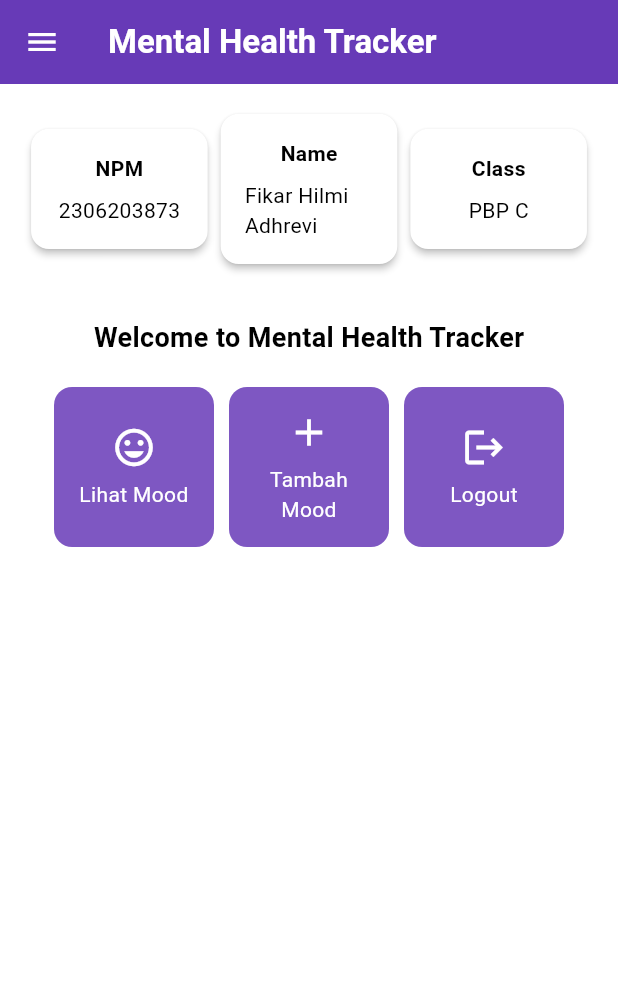
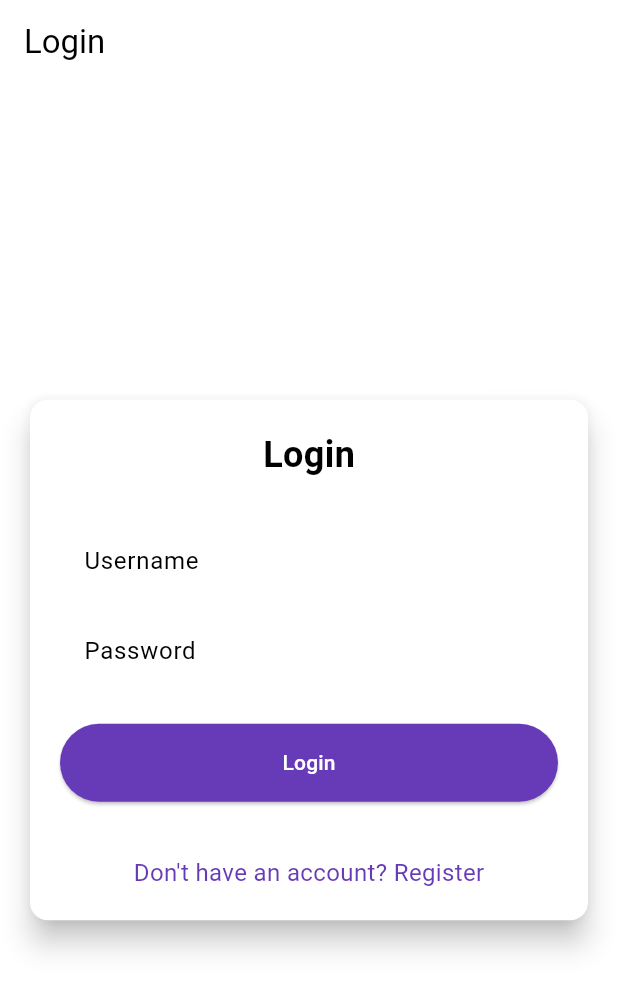
Before and after one commit to fikaradrv/mental-health-tracker-mobile, a Flutter app: the screen it shows after launch, on a phone screen of 412 x 824 dp. Shown: the top 991 px of the screen. Run offline on Flutter 3.47's test engine with Material 3 defaults, Android fonts, the phone set to English and light mode, and no system bars; missing offline and left inert: pbp_django_auth.

Commit message:
tutorial 8 selesai

```diff
--- a/lib/main.dart
+++ b/lib/main.dart
@@ -1,5 +1,7 @@
 import 'package:flutter/material.dart';
-import 'package:mental_health_tracker/screens/menu.dart';
+import 'package:mental_health_tracker/screens/login.dart';
+import 'package:pbp_django_auth/pbp_django_auth.dart';
+import 'package:provider/provider.dart';
 
 void main() {
   runApp(const MyApp());
@@ -8,31 +10,23 @@ void main() {
 class MyApp extends StatelessWidget {
   const MyApp({super.key});
 
-  // This widget is the root of your application.
   @override
   Widget build(BuildContext context) {
-    return MaterialApp(
-      title: 'Flutter Demo',
-      theme: ThemeData(
-        // This is the theme of your application.
-        //
-        // TRY THIS: Try running your application with "flutter run". You'll see
-        // the application has a purple toolbar. Then, without quitting the app,
-        // try changing the seedColor in the colorScheme below to Colors.green
-        // and then invoke "hot reload" (save your changes or press the "hot
-        // reload" button in a Flutter-supported IDE, or press "r" if you used
-        // the command line to start the app).
-        //
-        // Notice that the counter didn't reset back to zero; the application
-        // state is not lost during the reload. To reset the state, use hot
-        // restart instead.
-        //
-        // This works for code too, not just values: Most code changes can be
-        // tested with just a hot reload.
-        colorScheme: ColorScheme.fromSwatch(primarySwatch: Colors.deepPurple,).copyWith(secondary: Colors.deepPurple[400]),
-        useMaterial3: true,
+    return Provider(
+      create: (_) {
+        CookieRequest request = CookieRequest();
+        return request;
+      },
+      child: MaterialApp(
+        title: 'Mental Health Tracker',
+        theme: ThemeData(
+          useMaterial3: true,
+          colorScheme: ColorScheme.fromSwatch(
+            primarySwatch: Colors.deepPurple,
+          ).copyWith(secondary: Colors.deepPurple[400]),
+        ),
+        home: const LoginPage(),
       ),
-      home: MyHomePage(),
     );
   }
 }
--- /dev/null
+++ b/lib/screens/login.dart
@@ -0,0 +1,180 @@
+import 'package:mental_health_tracker/screens/menu.dart';
+import 'package:flutter/material.dart';
+import 'package:pbp_django_auth/pbp_django_auth.dart';
+import 'package:provider/provider.dart';
+import 'package:mental_health_tracker/screens/register.dart';
+
+void main() {
+  runApp(const LoginApp());
+}
+
+class LoginApp extends StatelessWidget {
+  const LoginApp({super.key});
+
+  @override
+  Widget build(BuildContext context) {
+    return MaterialApp(
+      title: 'Login',
+      theme: ThemeData(
+        useMaterial3: true,
+        colorScheme: ColorScheme.fromSwatch(
+          primarySwatch: Colors.deepPurple,
+        ).copyWith(secondary: Colors.deepPurple[400]),
+      ),
+      home: const LoginPage(),
+    );
+  }
+}
+
+class LoginPage extends StatefulWidget {
+  const LoginPage({super.key});
+
+  @override
+  State<LoginPage> createState() => _LoginPageState();
+}
+
+class _LoginPageState extends State<LoginPage> {
+  final TextEditingController _usernameController = TextEditingController();
+  final TextEditingController _passwordController = TextEditingController();
+
+  @override
+  Widget build(BuildContext context) {
+    final request = context.watch<CookieRequest>();
+
+    return Scaffold(
+      appBar: AppBar(
+        title: const Text('Login'),
+      ),
+      body: Center(
+        child: SingleChildScrollView(
+          padding: const EdgeInsets.all(16.0),
+          child: Card(
+            elevation: 8,
+            shape: RoundedRectangleBorder(
+              borderRadius: BorderRadius.circular(12.0),
+            ),
+            child: Padding(
+              padding: const EdgeInsets.all(20.0),
+              child: Column(
+                mainAxisSize: MainAxisSize.min,
+                children: [
+                  const Text(
+                    'Login',
+                    style: TextStyle(
+                      fontSize: 24.0,
+                      fontWeight: FontWeight.bold,
+                    ),
+                  ),
+                  const SizedBox(height: 30.0),
+                  TextField(
+                    controller: _usernameController,
+                    decoration: const InputDecoration(
+                      labelText: 'Username',
+                      hintText: 'Enter your username',
+                      border: OutlineInputBorder(
+                        borderRadius: BorderRadius.all(Radius.circular(12.0)),
+                      ),
+                      contentPadding:
+                          EdgeInsets.symmetric(horizontal: 12.0, vertical: 8.0),
+                    ),
+                  ),
+                  const SizedBox(height: 12.0),
+                  TextField(
+                    controller: _passwordController,
+                    decoration: const InputDecoration(
+                      labelText: 'Password',
+                      hintText: 'Enter your password',
+                      border: OutlineInputBorder(
+                        borderRadius: BorderRadius.all(Radius.circular(12.0)),
+                      ),
+                      contentPadding:
+                          EdgeInsets.symmetric(horizontal: 12.0, vertical: 8.0),
+                    ),
+                    obscureText: true,
+                  ),
+                  const SizedBox(height: 24.0),
+                  ElevatedButton(
+                    onPressed: () async {
+                      String username = _usernameController.text;
+                      String password = _passwordController.text;
+
+                      // Cek kredensial
+
+
+                      final response = await request
+                          .login("http://127.0.0.1:8000/auth/login/", { //nanti diganti jadi 10.0.2.2 kalo udah pake android emulator
+                        'username': username,
+                        'password': password,
+                      });
+
+                      if (request.loggedIn) {
+                        String message = response['message'];
+                        String uname = response['username'];
+                        if (context.mounted) {
+                          Navigator.pushReplacement(
+                            context,
+                            MaterialPageRoute(
+                                builder: (context) => MyHomePage()),
+                          );
+                          ScaffoldMessenger.of(context)
+                            ..hideCurrentSnackBar()
+                            ..showSnackBar(
+                              SnackBar(
+                                  content:
+                                      Text("$message Selamat datang, $uname.")),
+                            );
+                        }
+                      } else {
+                        if (context.mounted) {
+                          showDialog(
+                            context: context,
+                            builder: (context) => AlertDialog(
+                              title: const Text('Login Gagal'),
+                              content: Text(response['message']),
+                              actions: [
+                                TextButton(
+                                  child: const Text('OK'),
+                                  onPressed: () {
+                                    Navigator.pop(context);
+                                  },
+                                ),
+                              ],
+                            ),
+                          );
+                        }
+                      }
+                    },
+                    style: ElevatedButton.styleFrom(
+                      foregroundColor: Colors.white,
+                      minimumSize: Size(double.infinity, 50),
+                      backgroundColor: Theme.of(context).colorScheme.primary,
+                      padding: const EdgeInsets.symmetric(vertical: 16.0),
+                    ),
+                    child: const Text('Login'),
+                  ),
+                  const SizedBox(height: 36.0),
+                  GestureDetector(
+                    onTap: () {
+                      Navigator.push(
+                        context,
+                        MaterialPageRoute(
+                            builder: (context) => const RegisterPage()),
+                      );
+                    },
+                    child: Text(
+                      'Don\'t have an account? Register',
+                      style: TextStyle(
+                        color: Theme.of(context).colorScheme.primary,
+                        fontSize: 16.0,
+                      ),
+                    ),
+                  ),
+                ],
+              ),
+            ),
+          ),
+        ),
+      ),
+    );
+  }
+}
--- a/pubspec.yaml
+++ b/pubspec.yaml
@@ -35,6 +35,9 @@ dependencies:
   # The following adds the Cupertino Icons font to your application.
   # Use with the CupertinoIcons class for iOS style icons.
   cupertino_icons: ^1.0.8
+  provider: ^6.1.2
+  pbp_django_auth: ^0.4.0
+  http: ^1.2.2
 
 dev_dependencies:
   flutter_test:
```
Also changed, not shown: lib/models/mood_entry.dart (added, +65 -0 lines), lib/screens/list_moodentry.dart (added, +91 -0 lines), lib/screens/moodentry_form.dart (+35 -1 lines), lib/screens/register.dart (added, +164 -0 lines), lib/widgets/left_drawer.dart (+12 -0 lines), lib/widgets/mood_card.dart (+36 -1 lines), pubspec.lock, 2 other files.
